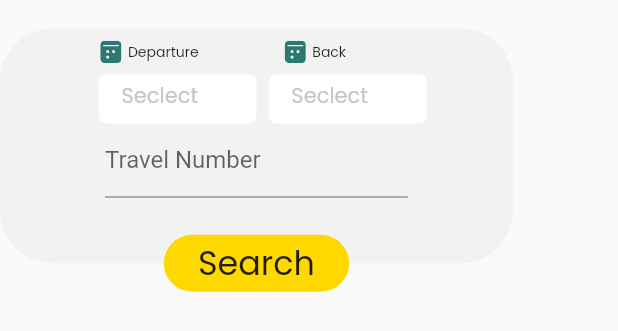
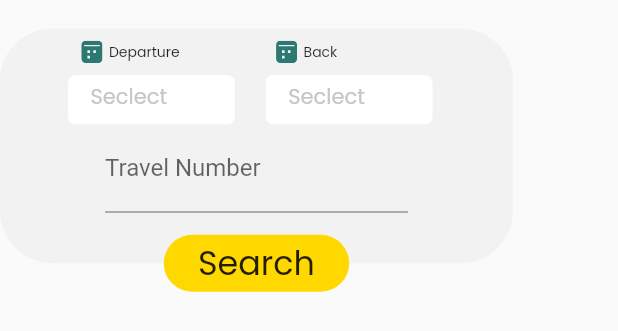
Before and after one commit to TahaHosseinpour/Booking, a Flutter app: the SearchBox widget shown alone on an empty page, opened directly, on a phone screen of 412 x 824 dp. Shown: the top 331 px of the screen. Run offline on Flutter 3.47's test engine with Material 2 defaults, Android fonts, the light colour scheme and no system bars; our stand-ins replace dotted_line, dropdown_search, flutter_svg; missing offline and left inert: dart:js.

Commit message:
solving travels_page.dart problems

```diff
--- a/lib/Profile Page/profile_page.dart
+++ b/lib/Profile Page/profile_page.dart
@@ -176,6 +176,7 @@ class _ProfilePageState extends State<ProfilePage> {
               ),
             ),
            Container(
+             margin: EdgeInsets.only(bottom: screenHeight * 0.02),
              padding: EdgeInsets.only(right: screenWidth * 0.14),
              child: Row(
                mainAxisAlignment: MainAxisAlignment.spaceBetween,
@@ -183,11 +184,11 @@ class _ProfilePageState extends State<ProfilePage> {
                  Container(
                    margin: EdgeInsets.only(left: screenWidth * 0.1),
                    alignment: Alignment.topLeft,
-                   height: screenHeight * 0.045,
+                   height: screenHeight * 0.04,
                    child:FittedBox(
                      child:  Text("Cantact Us",
                        style: TextStyle(
-                         fontSize: 30,
+                         fontSize: 25,
                          fontFamily: 'Poppins',
                          fontWeight: FontWeight.w400,
                        ),
--- a/lib/Search Page/date_picker.dart
+++ b/lib/Search Page/date_picker.dart
@@ -39,7 +39,7 @@ class _MyDatePickerTextFieldState extends State<MyDatePickerTextField> {
     final screenWidth = MediaQuery.of(context).size.width;
 
     return Container(
-      width: screenWidth * 0.255,
+      width: screenWidth * 0.27,
       height:screenHeight * 0.04,
 
       child:TextField(
--- a/lib/Travels Page/search_box.dart
+++ b/lib/Travels Page/search_box.dart
@@ -18,6 +18,7 @@ Widget SearchBox(BuildContext context){
     alignment: Alignment.center,
     children: [
       Container(
+        padding: EdgeInsets.only(top: screenHeight * 0.01),
         alignment: Alignment.center,
         width: screenWidth * 0.83,
         height: screenHeight * 0.19,
@@ -29,20 +30,18 @@ Widget SearchBox(BuildContext context){
          // mainAxisAlignment: MainAxisAlignment.spaceBetween,
           children: [
            Container(
-              margin: EdgeInsets.only(top: screenHeight * 0.01),
-              child: Column(
+             alignment: Alignment.center,
+             child: Row(
+               mainAxisAlignment: MainAxisAlignment.spaceBetween,
+               children: [
+                 Column(
+                   mainAxisAlignment: MainAxisAlignment.spaceBetween,
+                   children: [
+                     Row(
                        mainAxisAlignment: MainAxisAlignment.spaceBetween,
                        children: [
                          Container(
-                    child: Row(
-                      mainAxisAlignment: MainAxisAlignment.spaceBetween,
-                      children: [
-                        Container(
-                            margin: EdgeInsets.only(left: screenWidth * 0.16),
-                            child: Row(
-                              mainAxisAlignment: MainAxisAlignment.spaceBetween,
-                              children: [
-                                Container(
+                           margin :EdgeInsets.only(left: screenWidth * 0.04),
                            child: SvgPicture.asset('assets/images/Departure.svg',
                              width: screenWidth * 0.037,
                              height: screenHeight * 0.018,
@@ -59,13 +58,19 @@ Widget SearchBox(BuildContext context){
                                  ),
                                ),
                              )
-                                )
+                         ),
                        ],
-                            )
                      ),
+                     SizedBox(height: screenHeight * 0.0096,),
                      Container(
-                            margin: EdgeInsets.only(right: screenWidth * 0.27),
-                            child: Row(
+                       child:   MyDatePickerTextField(),
+                       margin: EdgeInsets.only(left: screenWidth * 0.11),
+                     ),
+                     ],
+                 ),
+                     Column(
+                       children: [
+                         Row(
                            children: [
                              Container(
                                child: SvgPicture.asset('assets/images/Departure.svg',
@@ -75,6 +80,7 @@ Widget SearchBox(BuildContext context){
                              ),
                              SizedBox(width: screenWidth * 0.01,),
                              Container(
+                               margin: EdgeInsets.only(right: screenWidth * 0.27),
                                  height: screenHeight * 0.017,
                                  child: FittedBox(
                                    child: Text("Back",
@@ -86,33 +92,19 @@ Widget SearchBox(BuildContext context){
                                  )
                              ),
                            ],
-                            )
+                         ),
+                         SizedBox(height: screenHeight * 0.0096,),
+                         Container(
+                           child: MyDatePickerTextField(),
+                           margin: EdgeInsets.only(right: screenWidth * 0.13),
                          ),
                        ],
-                    ),
-                  ),
-                  SizedBox(height:screenHeight * 0.009 ,),
-                  Container(
-                    width: screenWidth * 0.55,
-                    child: Row(
-                      mainAxisAlignment: MainAxisAlignment.spaceBetween,
-                      children: [
-                        Container(
-                          child:   MyDatePickerTextField(),
-                          margin: EdgeInsets.only(left: screenWidth * 0.02),
-                        ),
-                        Container(
-                          child: MyDatePickerTextField(),
-                          margin: EdgeInsets.only(left: screenWidth * 0.01),
-                        )
-                      ],
-                    ),
                      ),
                ],
              ),
            ),
             Container(
-              height: screenHeight * 0.06,
+             // height: screenHeight * 0.06,
               padding: EdgeInsets.only(right: screenWidth * 0.17, left:screenWidth * 0.17 ),
               child: TextField(
                 decoration: InputDecoration(
@@ -121,7 +113,7 @@ Widget SearchBox(BuildContext context){
                     fontSize: 25,
                     fontFamily: 'Poppins',
                     fontWeight: FontWeight.w400,
-                    height: screenHeight * 0.04,
+                    //height: screenHeight * 0.04,
                   ),
                 ),
 
--- a/lib/Travels Page/travels_page.dart
+++ b/lib/Travels Page/travels_page.dart
@@ -1,3 +1,4 @@
+import 'package:booking/Information/buildBottomNavigationBar.dart';
 import 'package:booking/Information/colors.dart';
 import 'package:booking/Information/widgets.dart';
 import 'package:booking/Travels%20Page/search_box.dart';
@@ -60,7 +61,7 @@ class _TravelsPageState extends State<TravelsPage> {
               SearchBox(context),
              Container(
                margin: EdgeInsets.only(top: screenHeight * 0.01),
-               height: screenHeight * 0.59,
+               height: screenHeight * 0.58,
                width: screenWidth * 0.83,
                child: ListView(
                  scrollDirection: Axis.vertical,
@@ -88,7 +89,7 @@ class _TravelsPageState extends State<TravelsPage> {
             ],
           ),
         ),
-        bottomNavigationBar: buildNavigationBar(context),
+        bottomNavigationBar: BuildBottomNavigationBar(activeIcon: "ticket"),
       ),
     );
   }
```
Lines whose indentation alone changed are shown as unchanged.
